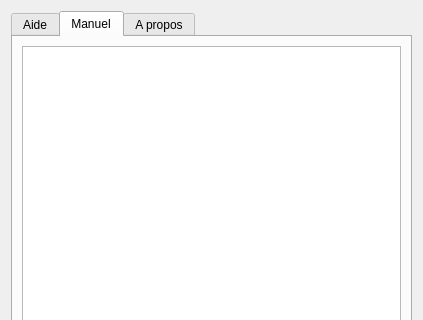
georgesk/scolasync, file src/help.ui: the form before one commit; both pictures show x 0 to 423 and y 0 to 320 of the 423 by 540 pixel window.
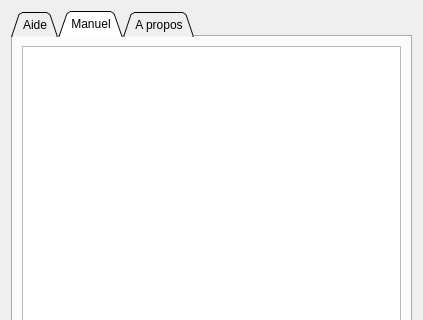
The form after the commit. Icons and pictures are not drawn. Custom widgets are drawn as their Qt base class.

What changed in the file:
```diff
--- a/src/help.ui
+++ b/src/help.ui
@@ -20,6 +20,9 @@
   <layout class="QVBoxLayout" name="verticalLayout">
    <item>
     <widget class="QTabWidget" name="tabWidget">
+     <property name="tabShape">
+      <enum>QTabWidget::Triangular</enum>
+     </property>
      <property name="currentIndex">
       <number>1</number>
      </property>
```
Left out of the diff: 6 changed lines with no effect on the pictures.
